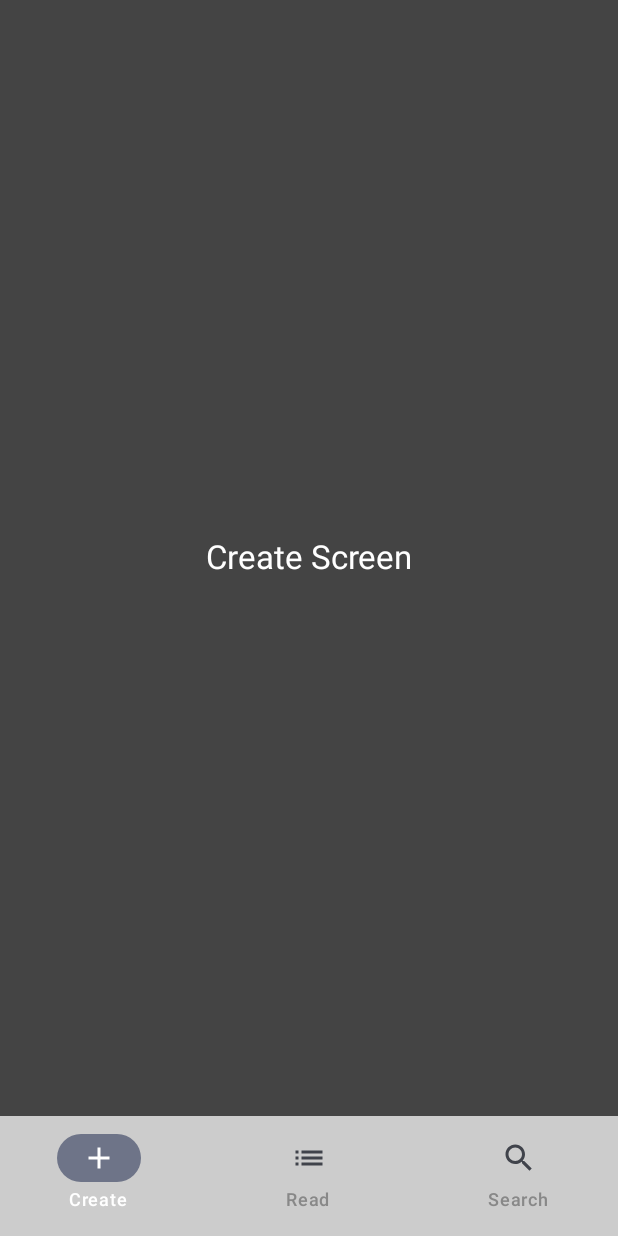
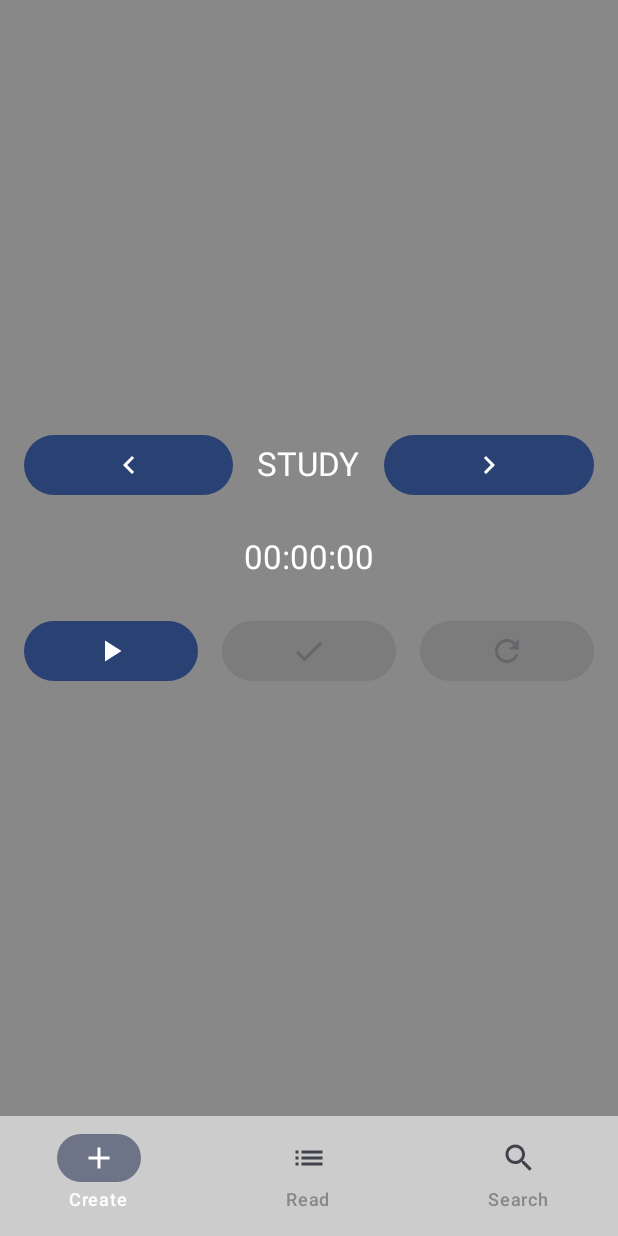
Before and after one commit to andpact/WiD-android, an Android app built with Jetpack Compose: the screen it shows after launch (MainActivity), on a phone screen of 412 x 824 dp. Run offline under Robolectric (Android 15) with nearby library versions, the phone set to English and light mode, and no system bars.

Commit message:
update create fragment

```diff
--- a/app/src/main/AndroidManifest.xml
+++ b/app/src/main/AndroidManifest.xml
@@ -12,7 +12,7 @@
         android:theme="@style/Theme.WiD"
         tools:targetApi="31">
         <activity
-            android:name=".MainActivity"
+            android:name=".activity.MainActivity"
             android:exported="true"
             android:label="@string/app_name"
             android:theme="@style/Theme.WiD">
--- a/app/src/main/java/andpact/project/wid/WiDCreateScreen.kt
+++ /dev/null
@@ -1,38 +0,0 @@
-package andpact.project.wid
-
-import androidx.compose.foundation.background
-import androidx.compose.foundation.layout.Column
-import androidx.compose.foundation.layout.fillMaxSize
-import androidx.compose.foundation.layout.wrapContentSize
-import androidx.compose.material3.MaterialTheme
-import androidx.compose.material3.Text
-import androidx.compose.runtime.Composable
-import androidx.compose.ui.Alignment
-import androidx.compose.ui.Modifier
-import androidx.compose.ui.graphics.Color
-import androidx.compose.ui.text.style.TextAlign
-import androidx.compose.ui.tooling.preview.Preview
-
-@Composable
-fun WiDCreateScreen() {
-    Column(
-        modifier = Modifier
-            .fillMaxSize()
-            .background(color = Color.DarkGray)
-            .wrapContentSize(Alignment.Center)
-    ) {
-        Text(
-            text = "Create Screen",
-            style = MaterialTheme.typography.titleLarge,
-            color = Color.White,
-            modifier = Modifier.align(Alignment.CenterHorizontally),
-            textAlign = TextAlign.Center,
-        )
-    }
-}
-
-@Preview(showBackground = true)
-@Composable
-fun WiDCreateScreenPreview() {
-    WiDCreateScreen()
-}
--- a/app/src/main/java/andpact/project/wid/MainActivity.kt
+++ b/app/src/main/java/andpact/project/wid/activity/MainActivity.kt
@@ -1,21 +1,21 @@
-package andpact.project.wid
+package andpact.project.wid.activity
 
+import andpact.project.wid.fragment.WiDCreateFragment
+import andpact.project.wid.fragment.WiDReadFragment
+import andpact.project.wid.fragment.WiDSearchFragment
 import android.os.Bundle
 import androidx.activity.ComponentActivity
 import androidx.activity.compose.setContent
 import androidx.compose.ui.Modifier
 import androidx.compose.ui.tooling.preview.Preview
 import andpact.project.wid.ui.theme.WiDTheme
-import androidx.compose.foundation.background
 import androidx.compose.foundation.layout.*
 import androidx.compose.material.icons.Icons
 import androidx.compose.material.icons.filled.*
 import androidx.compose.material3.*
 import androidx.compose.runtime.*
-import androidx.compose.ui.Alignment
 import androidx.compose.ui.graphics.Color
 import androidx.compose.ui.graphics.vector.ImageVector
-import androidx.compose.ui.text.style.TextAlign
 import androidx.navigation.NavGraph.Companion.findStartDestination
 import androidx.navigation.NavHostController
 import androidx.navigation.compose.NavHost
@@ -27,22 +27,22 @@ class MainActivity : ComponentActivity() {
     override fun onCreate(savedInstanceState: Bundle?) {
         super.onCreate(savedInstanceState)
         setContent {
-            WiDMainScreen()
+            WiDMainActivity()
         }
     }
 }
 
 @Composable
 fun NavigationGraph(navController: NavHostController) {
-    NavHost(navController, startDestination = Destinations.WiDCreateScreen.route) {
-        composable(Destinations.WiDCreateScreen.route) {
-            WiDCreateScreen()
+    NavHost(navController, startDestination = Destinations.WiDCreateFragment.route) {
+        composable(Destinations.WiDCreateFragment.route) {
+            WiDCreateFragment()
         }
-        composable(Destinations.WiDReadScreen.route) {
-            WiDReadScreen()
+        composable(Destinations.WiDReadFragment.route) {
+            WiDReadFragment()
         }
-        composable(Destinations.WiDSearchScreen.route) {
-            WiDSearchScreen()
+        composable(Destinations.WiDSearchFragment.route) {
+            WiDSearchFragment()
         }
     }
 }
@@ -52,7 +52,7 @@ fun BottomBar(
     navController: NavHostController, state: MutableState<Boolean>, modifier: Modifier = Modifier
 ) {
     val screens = listOf(
-        Destinations.WiDCreateScreen, Destinations.WiDReadScreen, Destinations.WiDSearchScreen
+        Destinations.WiDCreateFragment, Destinations.WiDReadFragment, Destinations.WiDSearchFragment
     )
 
     NavigationBar(
@@ -91,7 +91,7 @@ fun BottomBar(
 }
 
 @Composable
-fun WiDMainScreen() {
+fun WiDMainActivity() {
     WiDTheme() {
         val navController: NavHostController = rememberNavController()
 //        val bottomBarHeight = 56.dp
@@ -121,28 +121,27 @@ sealed class Destinations(
     val title: String? = null,
     val icon: ImageVector? = null
 ) {
-    object WiDCreateScreen : Destinations(
-        route = "wid_create_screen",
+    object WiDCreateFragment : Destinations(
+        route = "wid_create_fragment",
         title = "Create",
         icon = Icons.Filled.Add
     )
 
-    object WiDReadScreen : Destinations(
-        route = "wid_read_screen",
+    object WiDReadFragment : Destinations(
+        route = "wid_read_fragment",
         title = "Read",
         icon = Icons.Filled.List
     )
 
-    object WiDSearchScreen : Destinations(
-        route = "wid_search_screen",
+    object WiDSearchFragment : Destinations(
+        route = "wid_search_fragment",
         title = "Search",
         icon = Icons.Filled.Search
     )
-
 }
 
 @Preview(showBackground = true)
 @Composable
-fun WiDMainScreenPreview() {
-    WiDMainScreen()
+fun WiDMainActivityPreview() {
+    WiDMainActivity()
 }
--- /dev/null
+++ b/app/src/main/java/andpact/project/wid/fragment/WiDCreateFragment.kt
@@ -0,0 +1,174 @@
+package andpact.project.wid.fragment
+
+import android.os.Handler
+import android.os.Looper
+import androidx.compose.foundation.background
+import androidx.compose.foundation.layout.*
+import androidx.compose.material.icons.Icons
+import androidx.compose.material.icons.filled.*
+import androidx.compose.material3.Button
+import androidx.compose.material3.Icon
+import androidx.compose.material3.MaterialTheme
+import androidx.compose.material3.Text
+import androidx.compose.runtime.Composable
+import androidx.compose.runtime.*
+import androidx.compose.ui.Alignment
+import androidx.compose.ui.Modifier
+import androidx.compose.ui.graphics.Color
+import androidx.compose.ui.text.style.TextAlign
+import androidx.compose.ui.tooling.preview.Preview
+import androidx.compose.ui.unit.dp
+import java.time.Duration
+import java.time.LocalDate
+import java.time.LocalTime
+import java.time.format.DateTimeFormatter
+
+@Composable
+fun WiDCreateFragment() {
+    var date by remember { mutableStateOf(LocalDate.now()) }
+    val titles = arrayOf("STUDY", "WORK", "READING", "EXERCISE", "HOBBY", "TRAVEL", "SLEEP")
+    var titleIndex by remember { mutableStateOf(0) }
+    var title by remember { mutableStateOf(titles[titleIndex]) }
+    val currentTime: LocalTime = LocalTime.now()
+    var start by remember { mutableStateOf(currentTime) }
+    var finish by remember { mutableStateOf(currentTime) }
+    val duration: Duration = Duration.between(start, finish)
+    val durationFormatted = String.format("%02d:%02d:%02d", duration.toHours(), duration.toMinutes(), duration.seconds % 60)
+    var detail: String
+
+    var isAfterStart by remember { mutableStateOf(false) }
+    var isAfterFinish by remember { mutableStateOf(false) }
+
+    val updateInterval = 1000L // 1 second in milliseconds
+    val startHandler by remember { mutableStateOf(Handler(Looper.getMainLooper())) }
+    val startRunnable = remember {
+        object : Runnable {
+            override fun run() {
+                date = LocalDate.now()
+                start = LocalTime.now()
+                finish = start
+                startHandler.postDelayed(this, updateInterval)
+            }
+        }
+    }
+
+    val finishHandler by remember { mutableStateOf(Handler(Looper.getMainLooper())) }
+    val finishRunnable = remember {
+        object : Runnable {
+            override fun run() {
+                finish = LocalTime.now()
+                finishHandler.postDelayed(this, updateInterval)
+            }
+        }
+    }
+
+    LaunchedEffect(isAfterStart, isAfterFinish) {
+        if (isAfterStart) { // 시작 버튼 누른 후
+            startHandler.removeCallbacks(startRunnable)
+            finishHandler.post(finishRunnable)
+        } else if (isAfterFinish) { // 종료 버튼 누른 후
+            finishHandler.removeCallbacks(finishRunnable)
+        } else { // 초기 상태
+            startHandler.post(startRunnable)
+            finishHandler.removeCallbacks(finishRunnable)
+        }
+    }
+
+    Column(
+        modifier = Modifier
+            .fillMaxSize()
+            .background(color = Color.Gray)
+            .wrapContentSize(Alignment.Center)
+            .padding(16.dp), // Add padding for spacing
+        verticalArrangement = Arrangement.spacedBy(16.dp) // Add vertical spacing between buttons
+    ) {
+        Row(
+            modifier = Modifier
+                .fillMaxWidth()
+                .padding(vertical = 8.dp),
+            horizontalArrangement = Arrangement.spacedBy(16.dp) // Add horizontal spacing between buttons
+        ) {
+            Button(
+                onClick = {
+                    titleIndex = (titleIndex - 1 + titles.size) % titles.size
+                    title = titles[titleIndex]
+                },
+                modifier = Modifier.weight(1f),
+                enabled = !isAfterStart && !isAfterFinish
+            ) {
+                Icon(imageVector = Icons.Filled.KeyboardArrowLeft, contentDescription = "previousTitle")
+            }
+
+            Text(
+                text = title,
+                style = MaterialTheme.typography.titleLarge,
+                color = Color.White,
+                modifier = Modifier.align(Alignment.CenterVertically),
+                textAlign = TextAlign.Center,
+            )
+
+            Button(
+                onClick = {
+                    titleIndex = (titleIndex + 1) % titles.size
+                    title = titles[titleIndex]
+                },
+                modifier = Modifier.weight(1f),
+                enabled = !isAfterStart && !isAfterFinish
+            ) {
+                Icon(imageVector = Icons.Filled.KeyboardArrowRight, contentDescription = "nextTitle")
+            }
+        }
+
+        Text( // Duration TextView
+            text = durationFormatted,
+            style = MaterialTheme.typography.titleLarge,
+            color = Color.White,
+            modifier = Modifier.align(Alignment.CenterHorizontally),
+            textAlign = TextAlign.Center,
+        )
+
+        Row(
+            modifier = Modifier
+                .fillMaxWidth()
+                .padding(vertical = 8.dp),
+            horizontalArrangement = Arrangement.spacedBy(16.dp) // Add horizontal spacing between buttons
+        ) {
+            Button(
+                onClick = {
+                    isAfterStart = true
+                },
+                modifier = Modifier.weight(1f),
+                enabled = !isAfterStart && !isAfterFinish
+            ) {
+                Icon(imageVector = Icons.Filled.PlayArrow, contentDescription = "start")
+            }
+
+            Button(
+                onClick = {
+                    isAfterStart = false
+                    isAfterFinish = true
+                },
+                modifier = Modifier.weight(1f),
+                enabled = isAfterStart && !isAfterFinish
+            ) {
+                Icon(imageVector = Icons.Filled.Done, contentDescription = "finish")
+            }
+
+            Button(
+                onClick = {
+                    isAfterFinish = false
+                },
+                modifier = Modifier.weight(1f),
+                enabled = !isAfterStart && isAfterFinish
+            ) {
+                Icon(imageVector = Icons.Filled.Refresh, contentDescription = "reset")
+            }
+        }
+    }
+}
+
+@Preview(showBackground = true)
+@Composable
+fun WiDCreateFragmentPreview() {
+    WiDCreateFragment()
+}
```
Also changed, not shown: app/src/main/java/andpact/project/wid/fragment/WiDReadFragment.kt (renamed from app/src/main/java/andpact/project/wid/WiDSearchScreen.kt, +6 -6 lines), app/src/main/java/andpact/project/wid/fragment/WiDSearchFragment.kt (renamed from app/src/main/java/andpact/project/wid/WiDReadScreen.kt, +6 -6 lines), app/src/main/java/andpact/project/wid/model/WiD.kt (added, +33 -0 lines), app/src/main/java/andpact/project/wid/service/WiDService.kt (added, +58 -0 lines).
